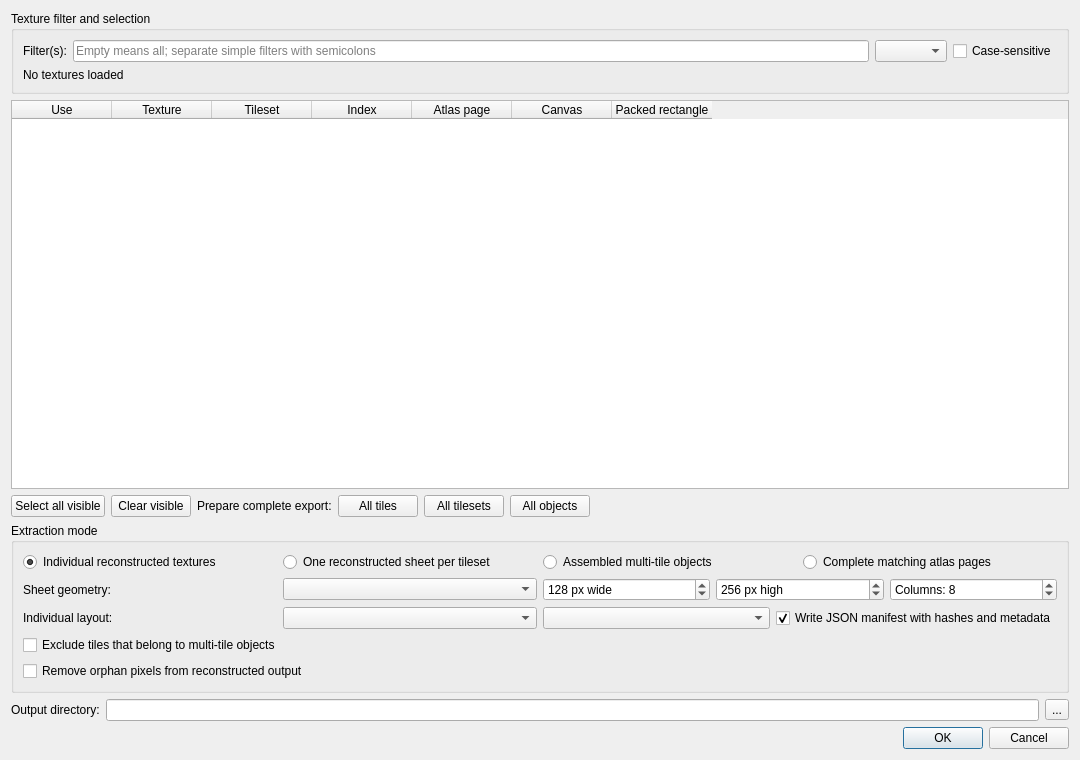
This is TileZed/src/tiled/packextractdialog.ui in Z3R0-BYT3Z/PZ_Mapping_Tools as Qt 5 draws it before an edit. The edited form follows.
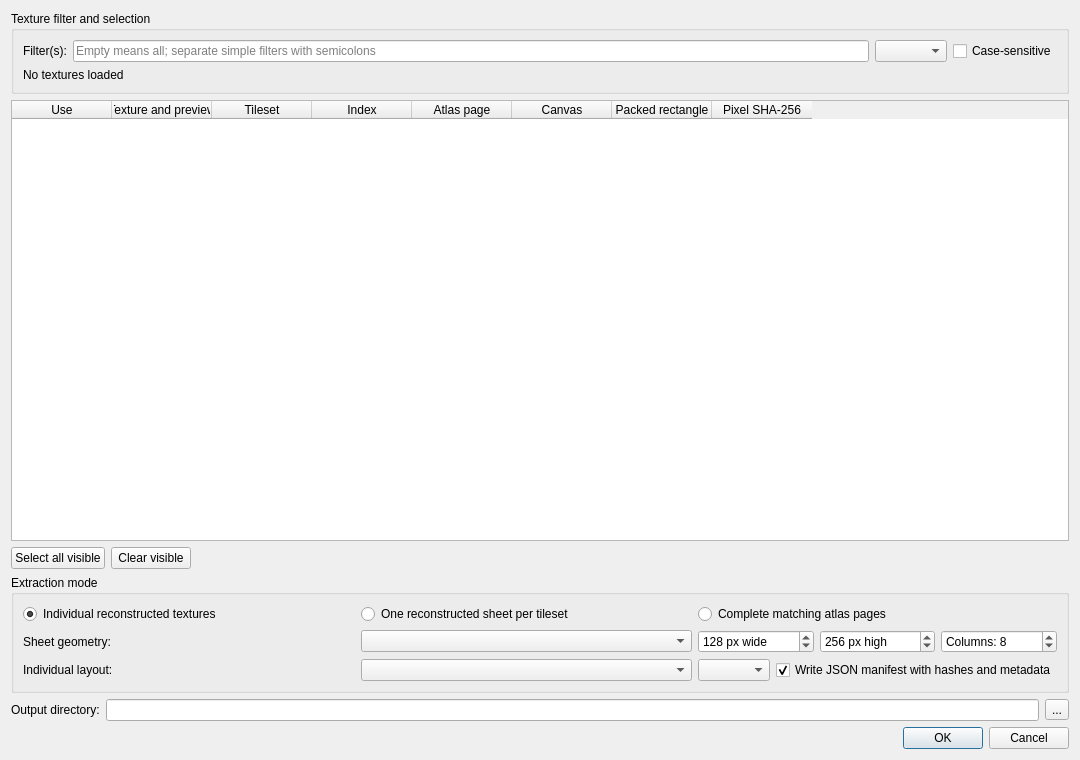
This is the edited form.

What changed in the file:
```diff
--- a/TileZed/src/tiled/packextractdialog.ui
+++ b/TileZed/src/tiled/packextractdialog.ui
@@ -69,7 +69,7 @@
      </column>
      <column>
       <property name="text">
-       <string>Texture</string>
+       <string>Texture and preview</string>
       </property>
      </column>
      <column>
@@ -97,6 +97,11 @@
        <string>Packed rectangle</string>
       </property>
      </column>
+     <column>
+      <property name="text">
+       <string>Pixel SHA-256</string>
+      </property>
+     </column>
     </widget>
    </item>
    <item>
@@ -115,43 +120,6 @@
        </property>
       </widget>
      </item>
-     <item>
-      <widget class="QLabel" name="allExportsLabel">
-       <property name="text">
-        <string>Prepare complete export:</string>
-       </property>
-      </widget>
-     </item>
-     <item>
-      <widget class="QPushButton" name="allTilesButton">
-       <property name="toolTip">
-        <string>Clear the filter, select every texture, and prepare one unique PNG per tile. No prefix or name is required.</string>
-       </property>
-       <property name="text">
-        <string>All tiles</string>
-       </property>
-      </widget>
-     </item>
-     <item>
-      <widget class="QPushButton" name="allTilesetsButton">
-       <property name="toolTip">
-        <string>Clear the filter, select every texture, and prepare every reconstructable tileset sheet. No prefix or tileset name is required.</string>
-       </property>
-       <property name="text">
-        <string>All tilesets</string>
-       </property>
-      </widget>
-     </item>
-     <item>
-      <widget class="QPushButton" name="allObjectsButton">
-       <property name="toolTip">
-        <string>Clear the filter, select every texture, and prepare complete multi-tile furniture objects described by BuildingFurniture.txt.</string>
-       </property>
-       <property name="text">
-        <string>All objects</string>
-       </property>
-      </widget>
-     </item>
      <item>
       <spacer name="selectionSpacer">
        <property name="orientation">
@@ -191,16 +159,6 @@
        </widget>
       </item>
       <item row="0" column="2">
-       <widget class="QRadioButton" name="radioObjects">
-        <property name="text">
-         <string>Assembled multi-tile objects</string>
-        </property>
-        <property name="toolTip">
-         <string>Uses BuildingFurniture.txt to compose complete beds, sofas, tables, and other multi-square furniture. Incomplete definitions are reported and skipped.</string>
-        </property>
-       </widget>
-      </item>
-      <item row="0" column="3">
        <widget class="QRadioButton" name="radioPages">
         <property name="text">
          <string>Complete matching atlas pages</string>
@@ -217,7 +175,7 @@
       <item row="1" column="1">
        <widget class="QComboBox" name="geometryCombo"/>
       </item>
-      <item row="1" column="2" colspan="2">
+      <item row="1" column="2">
        <layout class="QHBoxLayout" name="customGeometryLayout">
         <item>
          <widget class="QSpinBox" name="cellWidthSpin">
@@ -279,7 +237,7 @@
       <item row="2" column="1">
        <widget class="QComboBox" name="outputLayoutCombo"/>
       </item>
-      <item row="2" column="2" colspan="2">
+      <item row="2" column="2">
        <layout class="QHBoxLayout" name="conflictLayout">
         <item>
          <widget class="QComboBox" name="conflictCombo"/>
@@ -296,26 +254,6 @@
         </item>
        </layout>
       </item>
-      <item row="3" column="0" colspan="4">
-       <widget class="QCheckBox" name="excludeObjectTilesCheck">
-        <property name="toolTip">
-         <string>Individual export only. Skip every tile referenced by a multi-tile object in BuildingFurniture.txt. This is useful after exporting complete assembled objects.</string>
-        </property>
-        <property name="text">
-         <string>Exclude tiles that belong to multi-tile objects</string>
-        </property>
-       </widget>
-      </item>
-      <item row="4" column="0" colspan="4">
-       <widget class="QCheckBox" name="orphanPixelsCheck">
-        <property name="toolTip">
-         <string>Optional, non-destructive output cleanup inspired by TileSetZ. Removes alpha values 1 to 4 and visible pixels with no more than two visible neighbors. The source pack is never changed. Disabled for complete atlas-page export.</string>
-        </property>
-        <property name="text">
-         <string>Remove orphan pixels from reconstructed output</string>
-        </property>
-       </widget>
-      </item>
      </layout>
     </widget>
    </item>
```
